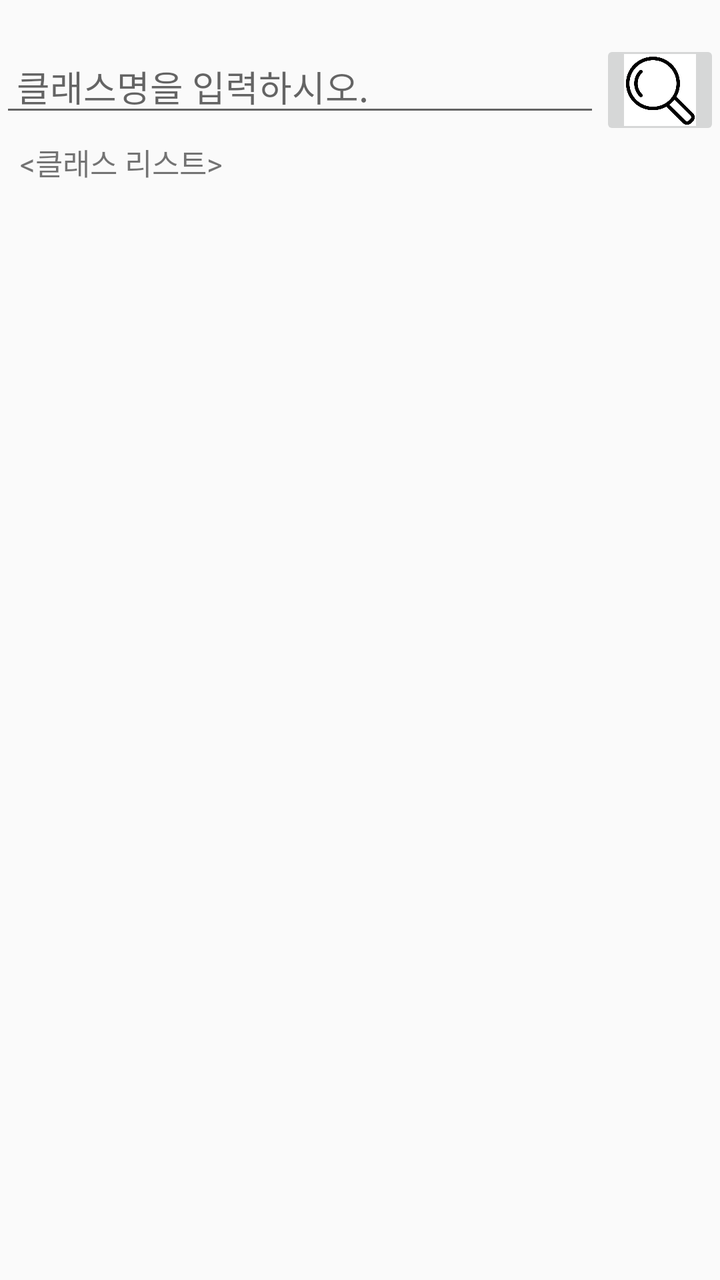
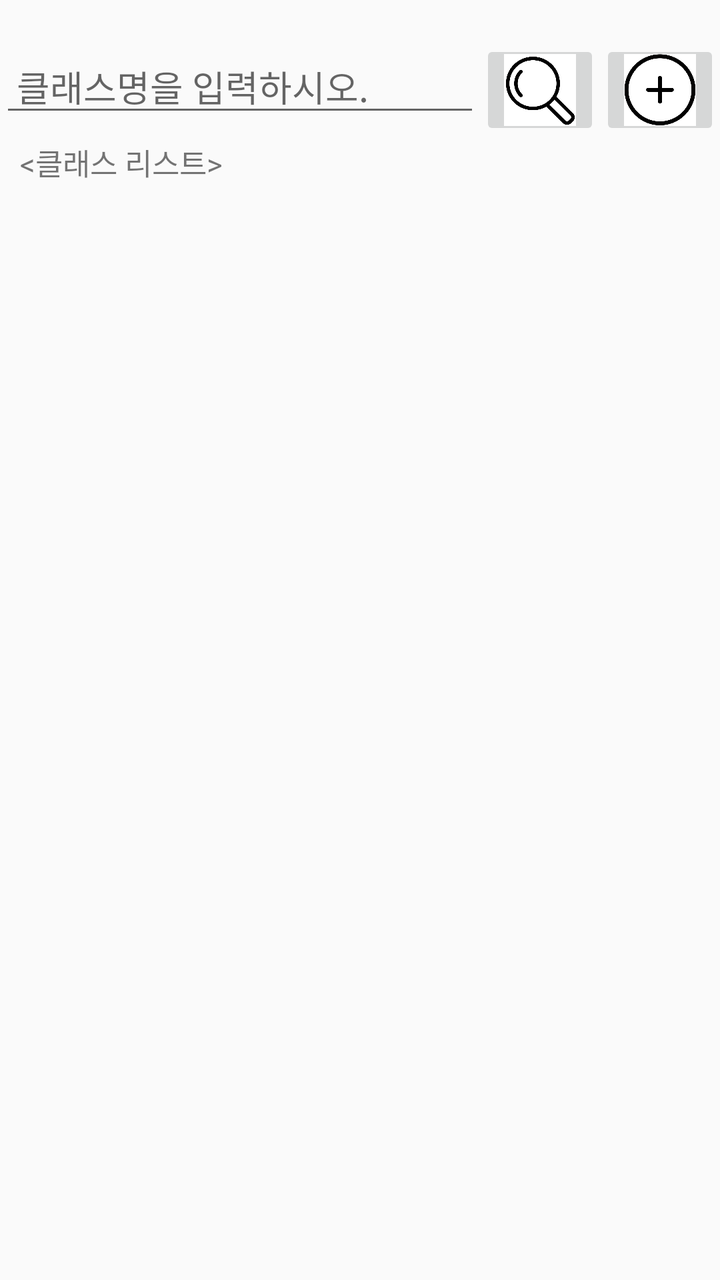

Screens rendered from an Android XML layout before and after an edit, with the pre-edit source and the edit as a unified diff.
<!-- AndroidManifest.xml: application theme Theme.AppCompat.Light.DarkActionBar -->
<!-- res/layout/activity_whole_class_list.xml -->
<?xml version="1.0" encoding="utf-8"?>
<LinearLayout xmlns:android="http://schemas.android.com/apk/res/android"
    xmlns:app="http://schemas.android.com/apk/res-auto"
    xmlns:tools="http://schemas.android.com/tools"
    android:layout_width="match_parent"
    android:layout_height="match_parent"
    tools:context=".whole_class_list"
    android:orientation="vertical">


    <LinearLayout
        android:layout_marginTop="20dp"
        android:layout_width="match_parent"
        android:layout_height="wrap_content"
        android:weightSum="3">
        <EditText
            android:id="@+id/fClassname"
            android:layout_width="0dp"
            android:layout_height="wrap_content"
            android:layout_weight="2.5"
            android:ems="14"
            android:hint=" 클래스명을 입력하시오."/>
        <ImageButton
            android:id="@+id/findClass"
            android:layout_width="0dp"
            android:layout_height="50dp"
            android:scaleType="centerCrop"
            android:layout_weight="0.5"
            android:src="@drawable/search"/>
    </LinearLayout>
    <TextView
        android:layout_width="match_parent"
        android:layout_height="wrap_content"
        android:layout_marginLeft="10dp"
        android:text="\u003C클래스 리스트\u003E"
        android:textSize="15dp"/>
    <ScrollView
        android:layout_width="match_parent"
        android:layout_height="match_parent"
        android:id="@+id/list_scroll"
        android:fillViewport="true">
        <ListView
            android:id="@+id/wholeClasslist"
            android:layout_width="match_parent"
            android:layout_height="match_parent">
        </ListView>
    </ScrollView>
</LinearLayout>
<!-- resources referenced by this layout -->
<resources>
  <!-- drawable search: png bitmap (drawable, 29604 bytes) -->
</resources>

<!-- the commit's change to res/layout/activity_whole_class_list.xml (unified diff, before → after) -->
@@ -17,7 +17,7 @@
             android:id="@+id/fClassname"
             android:layout_width="0dp"
             android:layout_height="wrap_content"
-            android:layout_weight="2.5"
+            android:layout_weight="2"
             android:ems="14"
             android:hint=" 클래스명을 입력하시오."/>
         <ImageButton
@@ -27,6 +27,13 @@
             android:scaleType="centerCrop"
             android:layout_weight="0.5"
             android:src="@drawable/search"/>
+        <ImageButton
+            android:id="@+id/addClass"
+            android:layout_width="0dp"
+            android:layout_height="50dp"
+            android:layout_weight="0.5"
+            android:scaleType="centerCrop"
+            android:src="@drawable/add" />
     </LinearLayout>
     <TextView
         android:layout_width="match_parent"
<!-- resource entries referenced after the edit -->
@@ -1,5 +1,6 @@
 <!-- resources referenced by this layout -->
 <resources>
+  <!-- drawable add: png bitmap (drawable, 28384 bytes) -->
   <!-- drawable search: png bitmap (drawable, 29604 bytes) -->
 </resources>
 
